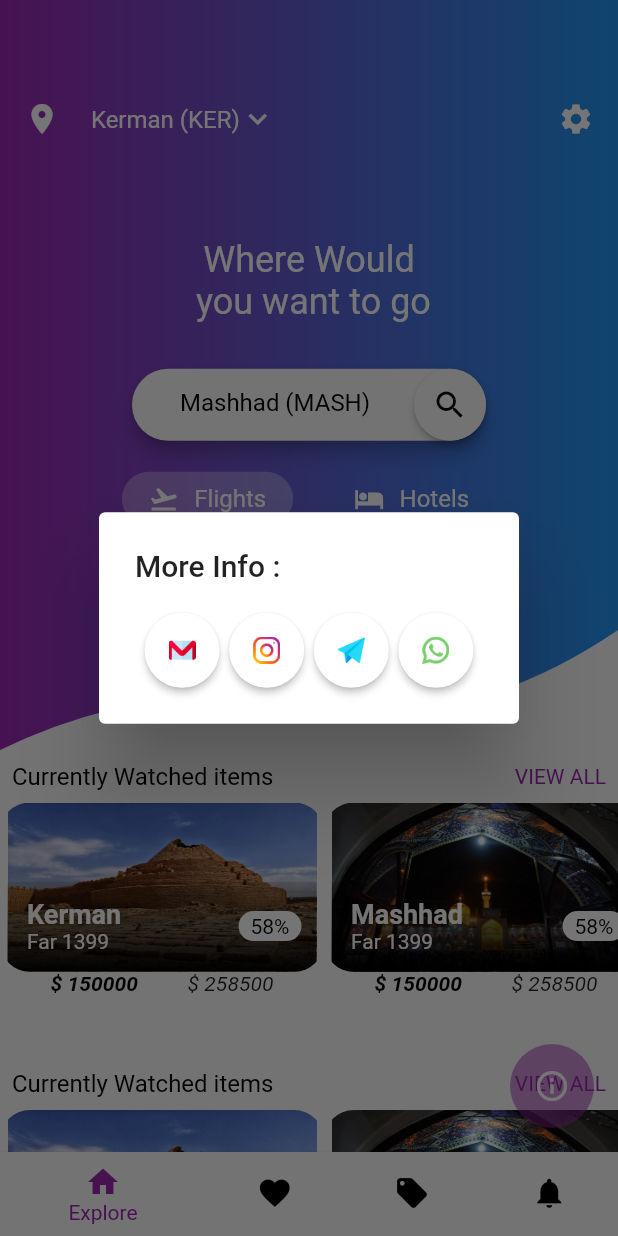
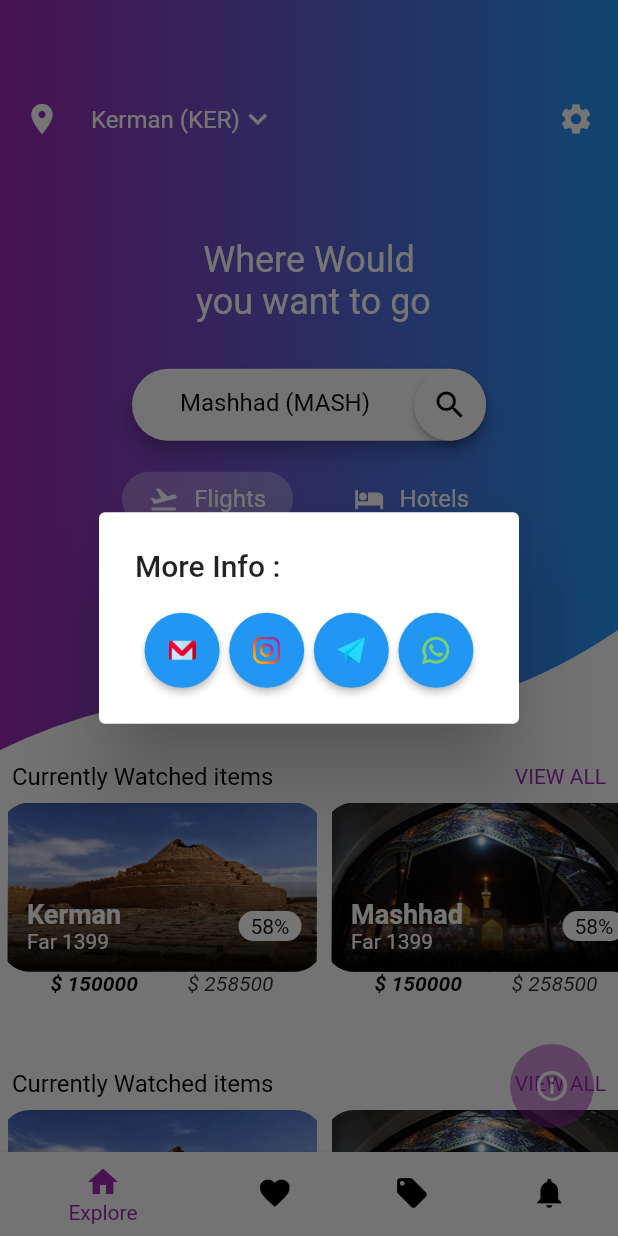
Before and after one commit to hasanm08/travel-app, a Flutter app: the screen it shows after launch, after a tap on the "info outline" icon, on a phone screen of 412 x 824 dp. Run offline on Flutter 3.47's test engine with Material 2 defaults, Android fonts, the phone set to English and light mode, and no system bars; our stand-ins replace url_launcher_web.

Commit message:
packages and syntaxs updated

```diff
--- a/lib/main.dart
+++ b/lib/main.dart
@@ -129,10 +129,12 @@ class HomeScreen extends StatelessWidget {
                       child: SizedBox(
                         height: 50,
                         width: 50,
-                        child: RaisedButton(
+                        child: ElevatedButton(
+                          style: ElevatedButton.styleFrom(
+                            shape: StadiumBorder(),
+                            onPrimary: Colors.white,
+                          ),
                           child: Image.asset('assets/images/gmail.png'),
-                          shape: StadiumBorder(),
-                          color: Colors.white,
                           onPressed: () async {
                             const url =
                                 'mailto:hasanmahani08@gmail.com?subject=I am using your flutter project so';
@@ -151,10 +153,12 @@ class HomeScreen extends StatelessWidget {
                       child: SizedBox(
                         height: h,
                         width: w,
-                        child: RaisedButton(
+                        child: ElevatedButton(
+                          style: ElevatedButton.styleFrom(
+                            shape: StadiumBorder(),
+                            onPrimary: Colors.white,
+                          ),
                           child: Image.asset('assets/images/instagram.png'),
-                          shape: StadiumBorder(),
-                          color: Colors.white,
                           onPressed: () async {
                             const url = 'https://www.instagram.com/hasanm108/';
                             if (await canLaunch(url)) {
@@ -171,10 +175,12 @@ class HomeScreen extends StatelessWidget {
                       child: SizedBox(
                         height: h,
                         width: w,
-                        child: RaisedButton(
+                        child: ElevatedButton(
+                          style: ElevatedButton.styleFrom(
+                            shape: StadiumBorder(),
+                            onPrimary: Colors.white,
+                          ),
                           child: Image.asset('assets/images/telegram.png'),
-                          shape: StadiumBorder(),
-                          color: Colors.white,
                           onPressed: () async {
                             const url = 'https://t.me/hasanm08';
                             if (await canLaunch(url)) {
@@ -191,10 +197,12 @@ class HomeScreen extends StatelessWidget {
                       child: SizedBox(
                         height: h,
                         width: w,
-                        child: RaisedButton(
+                        child: ElevatedButton(
+                          style: ElevatedButton.styleFrom(
+                            shape: StadiumBorder(),
+                            onPrimary: Colors.white,
+                          ),
                           child: Image.asset('assets/images/whatsapp.png'),
-                          shape: StadiumBorder(),
-                          color: Colors.white,
                           onPressed: () async {
                             const url = 'https://wa.me/+989910187797';
                             if (await canLaunch(url)) {
```
Also changed, not shown: lib/Navigation.dart (+25 -114 lines), lib/SecondPage.dart (+8 -8 lines), pubspec.lock, 1 other file.
